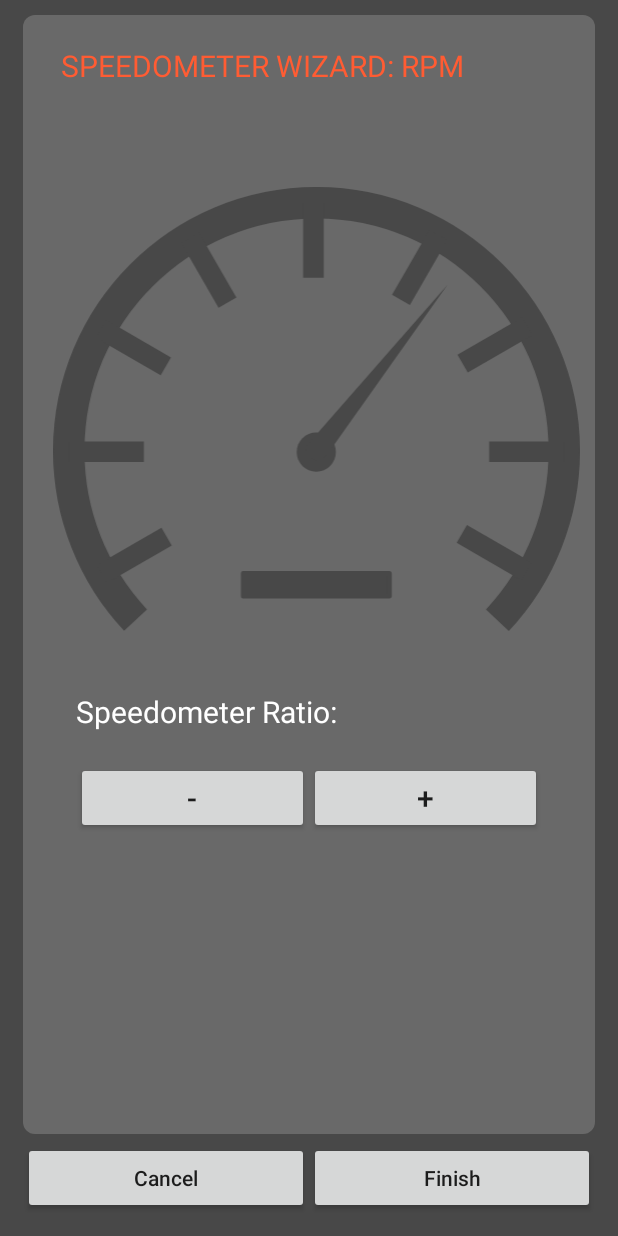
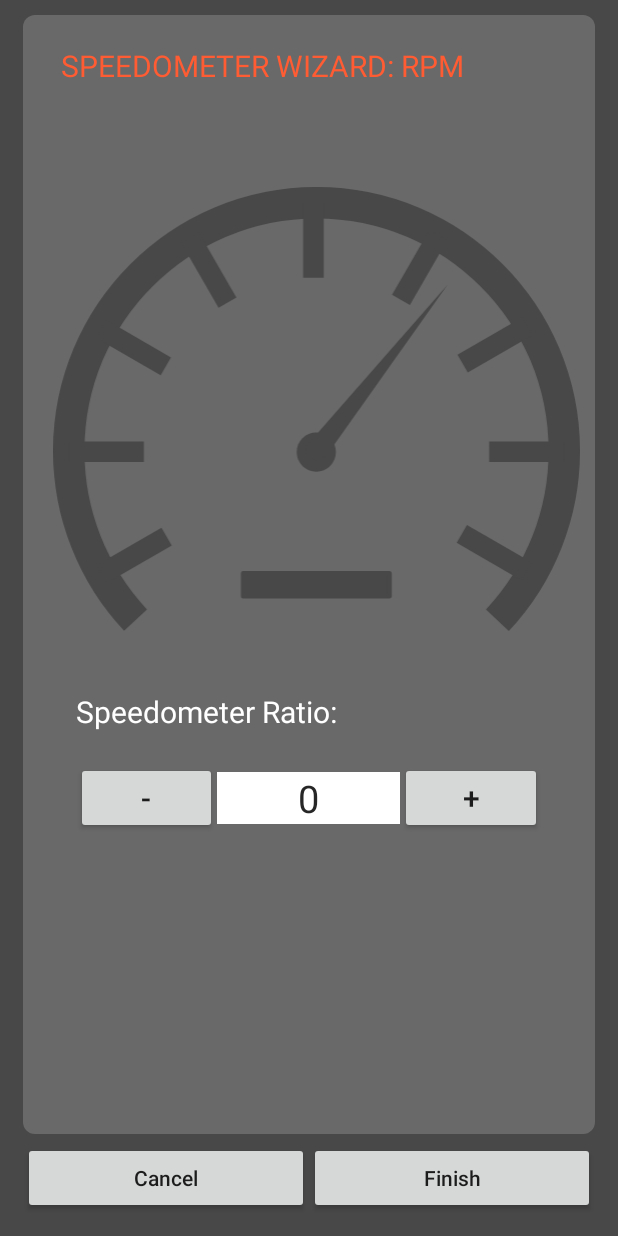
Before and after one commit to AMDHome/Mechanical-Speedometer-Converter, an Android app: the MeterWizardRPM screen opened directly, with no data from a screen before it, on a phone screen of 412 x 824 dp. Run offline under Robolectric (Android 15) with nearby library versions, the phone set to English and light mode, and no system bars.

Commit message:
final app UI

```diff
--- a/app/app/src/main/res/layout/activity_wizard_meter_rpm.xml
+++ b/app/app/src/main/res/layout/activity_wizard_meter_rpm.xml
@@ -77,7 +77,6 @@
                 app:layout_constraintTop_toBottomOf="@+id/text_speed_q"/>
 
             <TextView
-                android:id="@+id/text_ratio"
                 android:layout_width="match_parent"
                 android:layout_height="wrap_content"
                 android:layout_marginStart="25dp"
@@ -111,8 +110,8 @@
                     android:text="@string/str_speed_minus"
                     android:textSize="20sp"/>
 
-                <!--<EditText
-                    android:id="@+id/text_rpm"
+                <EditText
+                    android:id="@+id/text_ratio"
                     android:layout_width="122dp"
                     android:layout_height="wrap_content"
                     android:layout_gravity="center"
@@ -122,7 +121,7 @@
                     android:textAlignment="center"
                     android:textColor="@color/colorPrimary"
                     android:background="@color/colorWhite"
-                    android:textSize="25sp"/>-->
+                    android:textSize="25sp"/>
 
                 <Button
                     android:id="@+id/but_increment"
```
Also changed, not shown: app/app/src/main/java/com/android/ecs193/meterconverter/HomeFragment.java (+6 -4 lines), app/app/src/main/java/com/android/ecs193/meterconverter/MeterWizard/MeterWizardRPM.java (+17 -11 lines), 6 other files.
